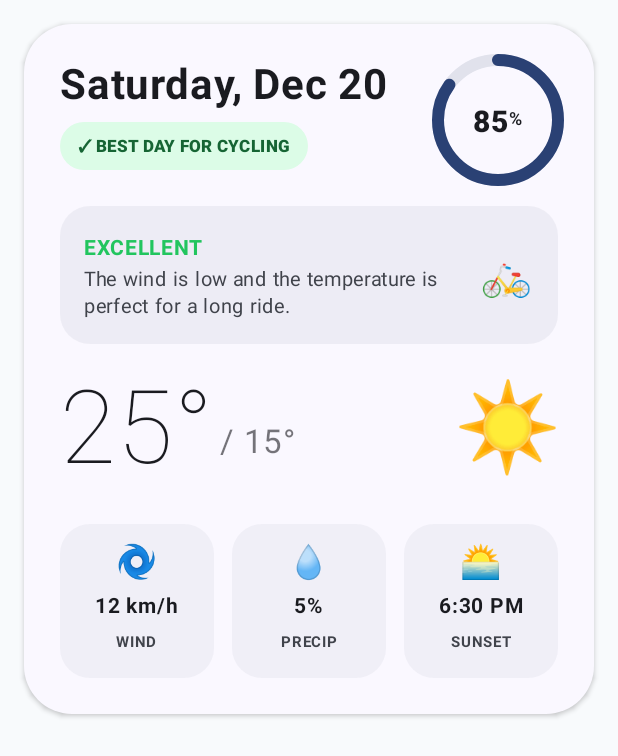
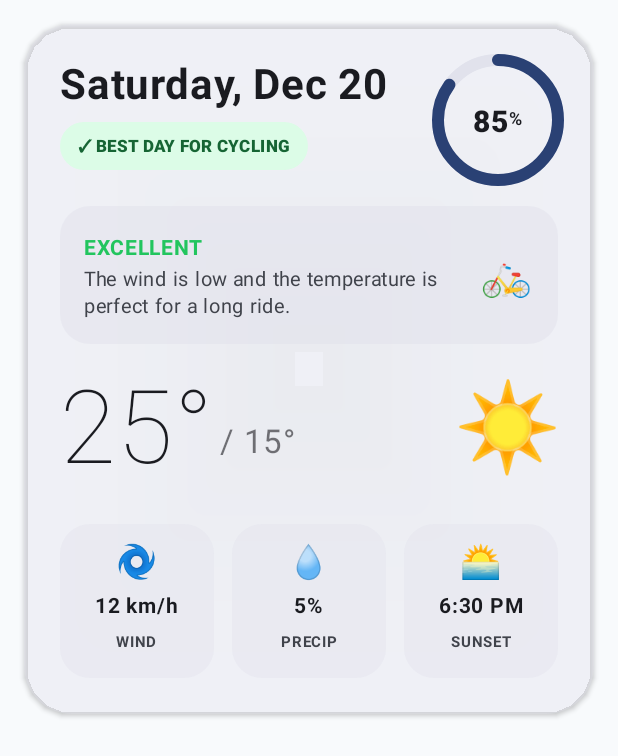
Before and after one commit to mona-baharlou/PedalPace, an Android app built with Jetpack Compose: the @Preview function PreviewWeatherHeaderExcellent, on a phone screen of 412 x 824 dp. Shown: the top 756 px of the screen. Run offline under Robolectric (Android 15) with nearby library versions, the phone set to English and light mode, and no system bars.

Commit message:
ui updated

```diff
--- a/app/src/main/java/com/baharlou/pedalpace/presentation/components/ForecastCard.kt
+++ b/app/src/main/java/com/baharlou/pedalpace/presentation/components/ForecastCard.kt
@@ -46,7 +46,7 @@ fun ForecastCard(
                 //icon Box
                 Box(
                     modifier = Modifier
-                        .background(MaterialTheme.colorScheme.surfaceVariant.copy(alpha = 0.9f)),
+                        .background(MaterialTheme.colorScheme.surfaceVariant.copy(alpha = 0.98f)),
                     contentAlignment = Alignment.Center
                 ) {
                     Text(if (score.score < 40) "🌧️" else "☁️", fontSize = 24.sp)
--- a/app/src/main/java/com/baharlou/pedalpace/presentation/screens/WeatherHeader.kt
+++ b/app/src/main/java/com/baharlou/pedalpace/presentation/screens/WeatherHeader.kt
@@ -45,7 +45,7 @@ fun WeatherHeader(
             .padding(bottom = 8.dp),
         shape = RoundedCornerShape(32.dp),
         colors = CardDefaults.cardColors(
-            containerColor = MaterialTheme.colorScheme.surface
+            containerColor = MaterialTheme.colorScheme.surfaceVariant.copy(0.4f)
         ),
         elevation = CardDefaults.cardElevation(defaultElevation = 2.dp)
     ) {
--- a/app/src/main/java/com/baharlou/pedalpace/presentation/screens/WeatherScreen.kt
+++ b/app/src/main/java/com/baharlou/pedalpace/presentation/screens/WeatherScreen.kt
@@ -89,7 +89,7 @@ fun WeatherScreenContent(
                             Text(
                                 text = weatherState.weatherData?.city?.name ?: "Detecting...",
                                 fontSize = 12.sp,
-                                color = MaterialTheme.colorScheme.onBackground.copy(alpha = 0.6f)
+                                color = MaterialTheme.colorScheme.onBackground//.copy(alpha = 0.6f)
                             )
                         }
                     }
```
Also changed, not shown: 6 other files.
